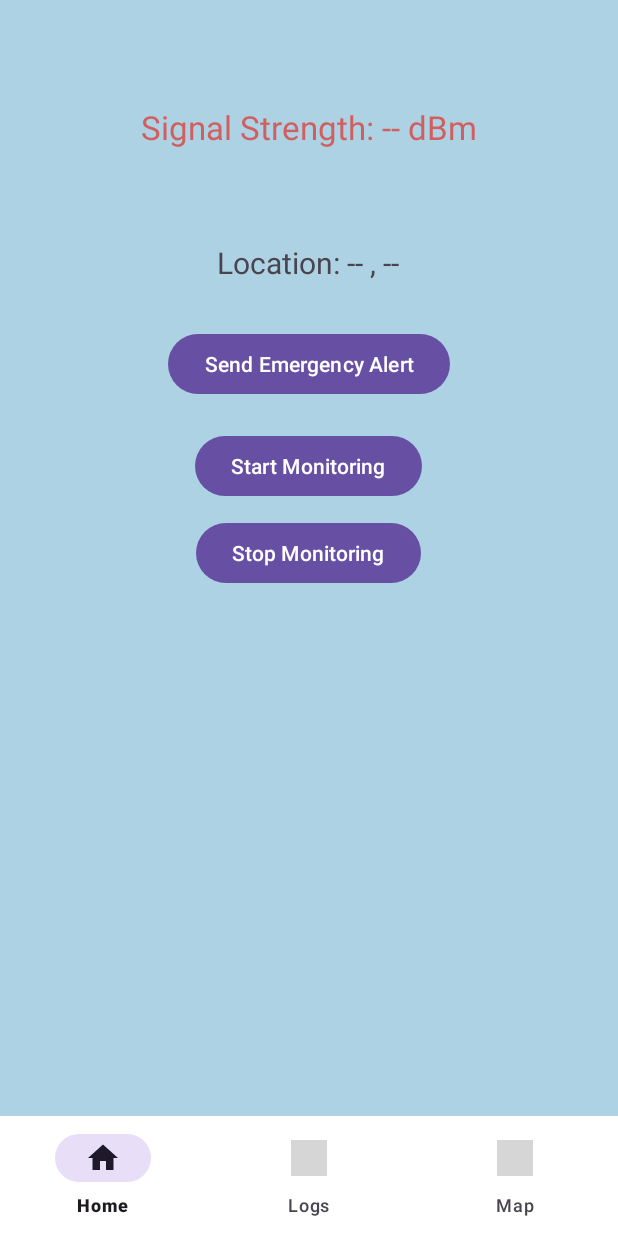
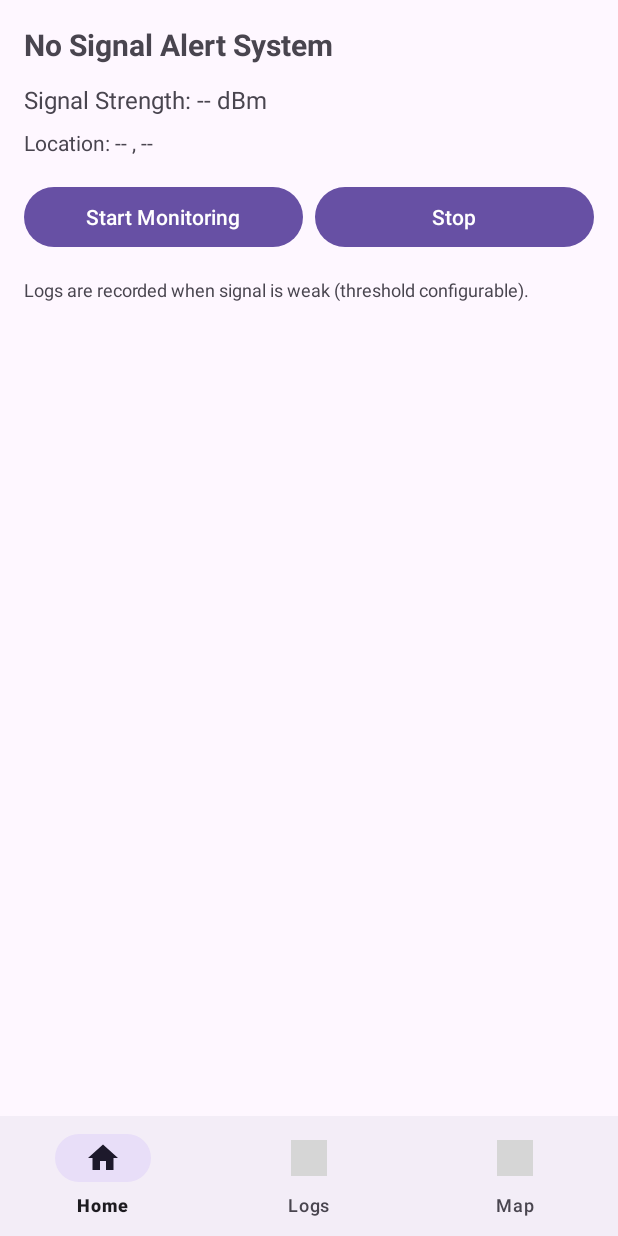
Before and after one commit to muralikrishna1729/No_Signal_Alert_System, an Android app: the screen it shows after launch (MainActivity), after a tap on "Start Monitoring", on a phone screen of 412 x 824 dp. Run offline under Robolectric (Android 15) with nearby library versions, the phone set to English and light mode, and no system bars; our stand-ins replace Room's generated code, navigation-ui; grey boxes are pictures that could not be loaded.

```diff
--- a/app/src/main/java/com/example/nosignalalertsystem/MainActivity.kt
+++ b/app/src/main/java/com/example/nosignalalertsystem/MainActivity.kt
@@ -1,21 +1,17 @@
 package com.example.nosignalalertsystem
 
+import android.os.Bundle
 import androidx.appcompat.app.AppCompatActivity
-import android.os.Bundle
 import androidx.navigation.findNavController
+import androidx.navigation.ui.setupWithNavController
 import com.google.android.material.bottomnavigation.BottomNavigationView
-import androidx.navigation.ui.setupWithNavController
+
 class MainActivity : AppCompatActivity() {
     override fun onCreate(savedInstanceState: Bundle?) {
         super.onCreate(savedInstanceState)
         setContentView(R.layout.activity_main)
-
         val navController = findNavController(R.id.nav_host_fragment)
         val bottomNav = findViewById<BottomNavigationView>(R.id.bottomNav)
         bottomNav.setupWithNavController(navController)
-        bottomNav.setOnItemSelectedListener {
-            navController.navigate(it.itemId)
-            true
-        }
     }
 }
--- a/app/src/main/java/com/example/nosignalalertsystem/ui/home/HomeFragment.kt
+++ b/app/src/main/java/com/example/nosignalalertsystem/ui/home/HomeFragment.kt
@@ -5,78 +5,72 @@ import android.content.Context
 import android.content.Intent
 import android.content.pm.PackageManager
 import android.graphics.Color
-import android.os.Build
 import android.os.Bundle
 import android.os.Looper
 import android.telephony.PhoneStateListener
 import android.telephony.SignalStrength
-import android.telephony.TelephonyCallback
 import android.telephony.TelephonyManager
 import android.view.View
 import android.widget.Button
 import android.widget.TextView
 import android.widget.Toast
 import androidx.core.app.ActivityCompat
-import androidx.core.app.NotificationCompat
 import androidx.core.content.ContextCompat
 import androidx.fragment.app.Fragment
+import androidx.lifecycle.lifecycleScope
 import com.example.nosignalalertsystem.R
+import com.example.nosignalalertsystem.data.AppDatabase
+import com.example.nosignalalertsystem.data.WeakSignalEntity
 import com.example.nosignalalertsystem.service.SignalForegroundService
 import com.example.nosignalalertsystem.utils.SignalStrengthCallback
 import com.google.android.gms.location.*
-import android.app.NotificationManager
-import android.app.Notification
-
-import androidx.lifecycle.lifecycleScope
-import com.example.nosignalalertsystem.data.AppDatabase
-import com.example.nosignalalertsystem.data.WeakSignalEntity
 import kotlinx.coroutines.launch
-
 
 class HomeFragment : Fragment(R.layout.fragment_home) {
 
     private lateinit var telephonyManager: TelephonyManager
+    private lateinit var fusedClient: FusedLocationProviderClient
+    private lateinit var locationRequest: LocationRequest
+    private lateinit var db: AppDatabase
 
-    // Location components
-    private lateinit var fusedLocationClient: FusedLocationProviderClient
+    private var lastLocationLat = 0.0
+    private var lastLocationLon = 0.0
+    private var lastLoggedTime = 0L
+    private val logCooldown = 60_000L // log once per minute
+    private var lastAlertTime = 0L
+    private val alertCooldown = 60_000L // alert once per minute
 
-    private lateinit var locationRequest: LocationRequest
+    private val PERMISSIONS = arrayOf(
+        Manifest.permission.ACCESS_FINE_LOCATION,
+        Manifest.permission.READ_PHONE_STATE
+    )
 
-    // Telephony modern callback (API 31+)
-    private var modernCallback: TelephonyCallback? = null
-    private lateinit var db: AppDatabase
-    private var lastLoggedTime = 0L
-    private val logCooldown = 60_000L // 1 minute cooldown
-
-    private var lastAlertTime = 0L
-    private val alertCooldown = 60_000 // 1 minute to prevent spam
-
-
-    // Legacy signal listener (API 26–30)
-    private val legacySignalListener = object : PhoneStateListener() {
+    // --------------------- PHONE SIGNAL LISTENER ---------------------
+    private val signalListener = object : PhoneStateListener() {
         override fun onSignalStrengthsChanged(signalStrength: SignalStrength?) {
             val dbm = SignalStrengthCallback.getDbm(signalStrength)
             updateSignalUI(dbm)
+            handleWeakSignal(dbm)
         }
     }
 
-    // GPS callback
+    // --------------------- LOCATION CALLBACK -------------------------
     private val gpsCallback = object : LocationCallback() {
         override fun onLocationResult(result: LocationResult) {
             val loc = result.lastLocation ?: return
+            lastLocationLat = loc.latitude
+            lastLocationLon = loc.longitude
             updateLocationUI(loc.latitude, loc.longitude)
         }
     }
 
     override fun onViewCreated(view: View, savedInstanceState: Bundle?) {
         super.onViewCreated(view, savedInstanceState)
+
         db = AppDatabase.getDatabase(requireContext())
+        fusedClient = LocationServices.getFusedLocationProviderClient(requireContext())
+        telephonyManager = requireContext().getSystemService(Context.TELEPHONY_SERVICE) as TelephonyManager
 
-
-        telephonyManager =
-            requireContext().getSystemService(Context.TELEPHONY_SERVICE) as TelephonyManager
-
-        fusedLocationClient = LocationServices.getFusedLocationProviderClient(requireContext())
         setupLocationRequest()
 
         view.findViewById<Button>(R.id.btnStartService).setOnClickListener {
@@ -86,150 +80,62 @@ class HomeFragment : Fragment(R.layout.fragment_home) {
         view.findViewById<Button>(R.id.btnStopService).setOnClickListener {
             stopMonitoring()
         }
-
-        requestPhonePermission()
-        requestLocationPermission()
     }
 
-    // -------------------- SIGNAL UI --------------------
-    private fun updateSignalUI(dBm: Int) {
+    // --------------------- SIGNAL UI ---------------------
+    private fun updateSignalUI(dbm: Int) {
         val tv = view?.findViewById<TextView>(R.id.tvSignal) ?: return
-        tv.text = "Signal Strength: $dBm dBm"
-
-        if (dBm <= -115) {
-            tv.setTextColor(Color.RED)
-            showWeakSignalAlert(dBm)  // ← NEW
-            saveWeakSignalLocation(dBm)  // Module 6 logging
-        } else {
-            tv.setTextColor(Color.BLACK)
-        }
+        tv.text = "Signal Strength: $dbm dBm"
+        tv.setTextColor(if (dbm <= -115) Color.RED else Color.BLACK)
     }
 
-    // -------------------- LOCATION UI --------------------
+    // --------------------- LOCATION UI ---------------------
     private fun updateLocationUI(lat: Double, lon: Double) {
         val tv = view?.findViewById<TextView>(R.id.tvLocation) ?: return
         tv.text = "Location: $lat, $lon"
     }
 
-
-
-    // -------------------- PERMISSIONS --------------------
-    private fun requestPhonePermission() {
-        if (ContextCompat.checkSelfPermission(
-                requireContext(),
-                Manifest.permission.READ_PHONE_STATE
-            ) != PackageManager.PERMISSION_GRANTED
-        ) {
-            ActivityCompat.requestPermissions(
-                requireActivity(),
-                arrayOf(Manifest.permission.READ_PHONE_STATE),
-                100
-            )
+    // ----------------------------------------------------------------
+    // PERMISSIONS
+    // ----------------------------------------------------------------
+    private fun hasPermissions(): Boolean {
+        return PERMISSIONS.all {
+            ContextCompat.checkSelfPermission(requireContext(), it) == PackageManager.PERMISSION_GRANTED
         }
     }
 
-    private fun requestLocationPermission() {
-        if (ContextCompat.checkSelfPermission(
-                requireContext(),
-                Manifest.permission.ACCESS_FINE_LOCATION
-            ) != PackageManager.PERMISSION_GRANTED
-        ) {
-            ActivityCompat.requestPermissions(
-                requireActivity(),
-                arrayOf(
-                    Manifest.permission.ACCESS_FINE_LOCATION,
-                    Manifest.permission.ACCESS_COARSE_LOCATION
-                ),
-                200
-            )
-        }
+    private fun requestPermissions() {
+        ActivityCompat.requestPermissions(requireActivity(), PERMISSIONS, 101)
     }
 
-    // -------------------- SIGNAL MONITOR --------------------
-    private fun startSignalMonitoring() {
-        if (Build.VERSION.SDK_INT >= Build.VERSION_CODES.S) {
-            modernCallback = object : TelephonyCallback(),
-                TelephonyCallback.SignalStrengthsListener {
+    // ----------------------------------------------------------------
+    // MONITORING CONTROL
+    // ----------------------------------------------------------------
+    private fun startMonitoring() {
+        if (!hasPermissions()) {
+            requestPermissions()
+            return
+        }
 
-                override fun onSignalStrengthsChanged(signalStrength: SignalStrength) {
-                    val dbm = SignalStrengthCallback.getDbm(signalStrength)
-                    updateSignalUI(dbm)
-                }
-            }
+        // Start Foreground Service
+        val intent = Intent(requireContext(), SignalForegroundService::class.java)
+        ContextCompat.startForegroundService(requireContext(), intent)
 
-            telephonyManager.registerTelephonyCallback(
-                ContextCompat.getMainExecutor(requireContext()),
-                modernCallback!!
-            )
-        } else {
-            @Suppress("DEPRECATION")
-            telephonyManager.listen(
-                legacySignalListener,
-                PhoneStateListener.LISTEN_SIGNAL_STRENGTHS
-            )
-        }
-    }
+        // Signal listener
+        telephonyManager.listen(
+            signalListener,
+            PhoneStateListener.LISTEN_SIGNAL_STRENGTHS
+        )
 
-    // -------------------- LOCATION MONITOR --------------------
-    private fun setupLocationRequest() {
-        locationRequest = LocationRequest.Builder(
-            Priority.PRIORITY_HIGH_ACCURACY,
-            3000 // every 3 seconds
-        ).build()
-    }
-
-    private fun startLocationUpdates() {
-        if (ActivityCompat.checkSelfPermission(
-                requireContext(),
-                Manifest.permission.ACCESS_FINE_LOCATION
-            ) != PackageManager.PERMISSION_GRANTED
-        ) return
-
-        fusedLocationClient.requestLocationUpdates(
-            locationRequest,
-            gpsCallback,
-            Looper.getMainLooper()
-        )
-    }
-    private fun showWeakSignalAlert(dBm: Int) {
-        val now = System.currentTimeMillis()
-
-        // Cooldown to avoid repeated alerts
-        if (now - lastAlertTime < alertCooldown) return
-        lastAlertTime = now
-
-        val notification = NotificationCompat.Builder(requireContext(), SignalForegroundService.ALERT_CHANNEL_ID)
-            .setSmallIcon(R.drawable.ic_warning)
-            .setContentTitle("Weak Signal Detected")
-            .setContentText("Signal is very weak ($dBm dBm)")
-            .setPriority(NotificationCompat.PRIORITY_HIGH)
-            .setAutoCancel(true)
-            .setDefaults(Notification.DEFAULT_SOUND or Notification.DEFAULT_VIBRATE)
-            .build()
-
-        val manager = requireContext().getSystemService(Context.NOTIFICATION_SERVICE) as NotificationManager
-        manager.notify(2002, notification)
-    }
-
-
-
-    // -------------------- START / STOP MONITORING --------------------
-    private fun startMonitoring() {
-        val intent = Intent(requireContext(), SignalForegroundService::class.java)
-
-        if (Build.VERSION.SDK_INT >= Build.VERSION_CODES.O)
-            requireContext().startForegroundService(intent)
-        else
-            requireContext().startService(intent)
+        // Location listener
+        fusedClient.requestLocationUpdates(locationRequest, gpsCallback, Looper.getMainLooper())
 
         Toast.makeText(requireContext(), "Monitoring Started", Toast.LENGTH_SHORT).show()
-
-        startSignalMonitoring()
-        startLocationUpdates()
     }
 
     private fun stopMonitoring() {
-        fusedLocationClient.removeLocationUpdates(gpsCallback)
+        telephonyManager.listen(null, PhoneStateListener.LISTEN_NONE)
+        fusedClient.removeLocationUpdates(gpsCallback)
 
         requireContext().stopService(
             Intent(requireContext(), SignalForegroundService::class.java)
@@ -238,81 +144,68 @@ class HomeFragment : Fragment(R.layout.fragment_home) {
         Toast.makeText(requireContext(), "Monitoring Stopped", Toast.LENGTH_SHORT).show()
     }
 
-    private fun saveWeakSignalLocation(dbm: Int) {
+    // --------------------- LOCATION REQUEST ---------------------
+    private fun setupLocationRequest() {
+        locationRequest = LocationRequest.Builder(
+            Priority.PRIORITY_HIGH_ACCURACY, 5000
+        ).setMinUpdateDistanceMeters(5f).build()
+    }
+
+    // ----------------------------------------------------------------
+    // WEAK SIGNAL HANDLING (ALERT + DB LOGGING)
+    // ----------------------------------------------------------------
+    private fun handleWeakSignal(dbm: Int) {
+        if (dbm > -115) return
+
+        // Notification alert once per minute
         val now = System.currentTimeMillis()
-        if (now - lastLoggedTime < logCooldown) return
-        lastLoggedTime = now
+        if (now - lastAlertTime > alertCooldown) {
+            lastAlertTime = now
+            showWeakSignalNotification(dbm)
+        }
 
-        // Use lastLocation (fast) and fall back to requestLocationUpdates if null
-        try {
-            fusedLocationClient.lastLocation
-                .addOnSuccessListener { location ->
-                    if (location != null) {
-                        val log = WeakSignalEntity(
-                            timestamp = now,
-                            dbm = dbm,
-                            latitude = location.latitude,
-                            longitude = location.longitude
-                        )
-                        // Insert asynchronously using lifecycleScope
-                        lifecycleScope.launch {
-                            db.weakSignalDao().insertLog(log)
-                        }
-
-                    } else {
-                        // If lastLocation is null, request a single update
-                        // (Optional: requestLocationUpdates and remove after one callback)
-                        // We'll request a single update using requestLocationUpdates + callback
-                        if (ActivityCompat.checkSelfPermission(
-                                requireContext(),
-                                Manifest.permission.ACCESS_FINE_LOCATION
-                            ) == PackageManager.PERMISSION_GRANTED
-                        ) {
-                            fusedLocationClient.requestLocationUpdates(
-                                locationRequest,
-                                object : LocationCallback() {
-                                    override fun onLocationResult(result: LocationResult) {
-                                        val l = result.lastLocation ?: return
-                                        val log = WeakSignalEntity(
-                                            timestamp = now,
-                                            dbm = dbm,
-                                            latitude = l.latitude,
-                                            longitude = l.longitude
-                                        )
-                                        lifecycleScope.launch {
-                                            db.weakSignalDao().insertLog(log)
-                                        }
-                                        // remove this temporary callback
-                                        fusedLocationClient.removeLocationUpdates(this)
-                                    }
-                                },
-                                Looper.getMainLooper()
-                            )
-                        }
-                    }
-                }
-                .addOnFailureListener { e ->
-                    e.printStackTrace()
-                }
-        } catch (se: SecurityException) {
-            se.printStackTrace()
+        // DB logging once per minute
+        if (now - lastLoggedTime > logCooldown) {
+            lastLoggedTime = now
+            saveWeakSignalLocation(dbm)
         }
     }
 
+    private fun showWeakSignalNotification(dbm: Int) {
+        val notif = androidx.core.app.NotificationCompat.Builder(
+            requireContext(),
+            SignalForegroundService.ALERT_CHANNEL_ID
+        )
+            .setSmallIcon(R.drawable.ic_warning)
+            .setContentTitle("Weak Signal Detected")
+            .setContentText("Signal is $dbm dBm")
+            .setPriority(androidx.core.app.NotificationCompat.PRIORITY_HIGH)
+            .setAutoCancel(true)
+            .build()
 
-    // -------------------- CLEAN UP --------------------
+        val manager =
+            requireContext().getSystemService(Context.NOTIFICATION_SERVICE) as android.app.NotificationManager
+        manager.notify(2024, notif)
+    }
+
+    // --------------------- DB LOGGING ---------------------
+    private fun saveWeakSignalLocation(dbm: Int) {
+        lifecycleScope.launch {
+            db.weakSignalDao().insertLog(
+                WeakSignalEntity(
+                    timestamp = System.currentTimeMillis(),
+                    dbm = dbm,
+                    latitude = lastLocationLat,
+                    longitude = lastLocationLon
+                )
+            )
+        }
+    }
+
+    // --------------------- CLEANUP ---------------------
     override fun onDestroyView() {
         super.onDestroyView()
-
-        fusedLocationClient.removeLocationUpdates(gpsCallback)
-
-        if (Build.VERSION.SDK_INT >= Build.VERSION_CODES.S) {
-            modernCallback?.let {
-                telephonyManager.unregisterTelephonyCallback(it)
-            }
-        } else {
-            @Suppress("DEPRECATION")
-            telephonyManager.listen(null, PhoneStateListener.LISTEN_NONE)
-        }
+        telephonyManager.listen(null, PhoneStateListener.LISTEN_NONE)
+        fusedClient.removeLocationUpdates(gpsCallback)
     }
 }
--- a/app/src/main/java/com/example/nosignalalertsystem/ui/logs/LogsFragment.kt
+++ b/app/src/main/java/com/example/nosignalalertsystem/ui/logs/LogsFragment.kt
@@ -1,13 +1,11 @@
 package com.example.nosignalalertsystem.ui.logs
 
-import android.Manifest
 import android.os.Bundle
 import android.view.LayoutInflater
 import android.view.View
 import android.view.ViewGroup
 import android.widget.Button
 import android.widget.Toast
-import androidx.core.app.ActivityCompat
 import androidx.fragment.app.Fragment
 import androidx.lifecycle.lifecycleScope
 import androidx.recyclerview.widget.LinearLayoutManager
@@ -47,7 +45,6 @@ class LogsFragment : Fragment() {
         }
 
         view.findViewById<Button>(R.id.btnExportCSV).setOnClickListener {
-            // Ensure storage write permission for older devices (we use app-specific external dir so OK)
             exportCsv()
         }
 
--- a/app/src/main/java/com/example/nosignalalertsystem/ui/maps/MapFragment.kt
+++ b/app/src/main/java/com/example/nosignalalertsystem/ui/maps/MapFragment.kt
@@ -47,7 +47,6 @@ class MapFragment : Fragment(), OnMapReadyCallback {
             val points = logs.map { LatLng(it.latitude, it.longitude) }
             val provider = HeatmapTileProvider.Builder().data(points).build()
             googleMap.addTileOverlay(TileOverlayOptions().tileProvider(provider))
-
             googleMap.moveCamera(CameraUpdateFactory.newLatLngZoom(points.first(), 13f))
         }
     }
--- a/app/src/main/res/layout/activity_main.xml
+++ b/app/src/main/res/layout/activity_main.xml
@@ -1,28 +1,27 @@
 <?xml version="1.0" encoding="utf-8"?>
 <androidx.coordinatorlayout.widget.CoordinatorLayout xmlns:android="http://schemas.android.com/apk/res/android"
     xmlns:app="http://schemas.android.com/apk/res-auto"
-    android:layout_width="match_parent"
-    android:layout_height="match_parent"
-    android:background="#ACD2E4">
+    android:layout_width="match_parent" android:layout_height="match_parent">
 
-    <fragment
-        android:id="@+id/nav_host_fragment"
-        android:name="androidx.navigation.fragment.NavHostFragment"
+    <FrameLayout
+        android:id="@+id/container"
         android:layout_width="match_parent"
-        android:layout_height="768dp"
-        app:defaultNavHost="true"
-        app:layout_anchor="@+id/nav_host_fragment"
-        app:layout_anchorGravity="center"
-        app:navGraph="@navigation/nav_graph" />
+        android:layout_height="match_parent">
+
+        <fragment
+            android:id="@+id/nav_host_fragment"
+            android:name="androidx.navigation.fragment.NavHostFragment"
+            android:layout_width="match_parent"
+            android:layout_height="match_parent"
+            app:navGraph="@navigation/nav_graph"
+            app:defaultNavHost="true" />
+    </FrameLayout>
 
     <com.google.android.material.bottomnavigation.BottomNavigationView
         android:id="@+id/bottomNav"
         android:layout_width="match_parent"
         android:layout_height="wrap_content"
-        android:layout_gravity="bottom"
-        android:background="@android:color/white"
-        app:layout_anchor="@+id/nav_host_fragment"
-        app:layout_anchorGravity="bottom|center"
-        app:menu="@menu/bottom_nav_menu" />
-
+        app:layout_anchorGravity="bottom"
+        app:menu="@menu/bottom_nav_menu"
+        android:layout_gravity="bottom"/>
 </androidx.coordinatorlayout.widget.CoordinatorLayout>
--- a/app/src/main/res/layout/fragment_home.xml
+++ b/app/src/main/res/layout/fragment_home.xml
@@ -1,55 +1,62 @@
 <?xml version="1.0" encoding="utf-8"?>
 <LinearLayout xmlns:android="http://schemas.android.com/apk/res/android"
+    android:id="@+id/home_root"
+    android:orientation="vertical"
+    android:padding="16dp"
     android:layout_width="match_parent"
-    android:layout_height="match_parent"
-    android:gravity="center_horizontal"
-    android:orientation="vertical"
-    android:padding="20dp"
-    android:visibility="visible">
+    android:layout_height="match_parent">
+
+    <TextView
+        android:id="@+id/tvAppTitle"
+        android:layout_width="match_parent"
+        android:layout_height="wrap_content"
+        android:text="No Signal Alert System"
+        android:textSize="20sp"
+        android:textStyle="bold"
+        android:paddingBottom="12dp"/>
 
     <TextView
         android:id="@+id/tvSignal"
-        android:layout_width="275dp"
+        android:layout_width="match_parent"
         android:layout_height="wrap_content"
-        android:layout_marginTop="50dp"
-        android:layout_marginBottom="50dp"
-        android:gravity="center"
         android:text="Signal Strength: -- dBm"
-        android:textColor="#D15F5F"
-        android:textSize="22sp" />
+        android:textSize="16sp"
+        android:paddingBottom="8dp"/>
 
     <TextView
         android:id="@+id/tvLocation"
-        android:layout_width="274dp"
+        android:layout_width="match_parent"
         android:layout_height="wrap_content"
-        android:layout_marginTop="12dp"
-        android:gravity="center"
         android:text="Location: -- , --"
-        android:textSize="20sp" />
+        android:textSize="14sp"
+        android:paddingBottom="16dp"/>
 
-    <Button
-        android:id="@+id/btnManualAlert"
-        android:layout_width="wrap_content"
+    <LinearLayout
+        android:layout_width="match_parent"
         android:layout_height="wrap_content"
-        android:layout_marginTop="30dp"
-        android:maxWidth="220dp"
-        android:text="Send Emergency Alert" />
+        android:orientation="horizontal">
 
         <Button
             android:id="@+id/btnStartService"
-        android:layout_width="wrap_content"
+            android:layout_width="0dp"
+            android:layout_weight="1"
             android:layout_height="wrap_content"
-        android:layout_marginTop="20dp"
-        android:rotationY="0"
             android:text="Start Monitoring" />
 
         <Button
             android:id="@+id/btnStopService"
-        android:layout_width="wrap_content"
+            android:layout_width="0dp"
+            android:layout_weight="1"
             android:layout_height="wrap_content"
-        android:layout_marginTop="10dp"
-        android:maxWidth="320dp"
-        android:maxHeight="220dp"
-        android:text="Stop Monitoring" />
+            android:text="Stop"
+            android:layout_marginStart="8dp"/>
+    </LinearLayout>
 
+    <TextView
+        android:id="@+id/tvInfo"
+        android:layout_width="match_parent"
+        android:layout_height="wrap_content"
+        android:text="Logs are recorded when signal is weak (threshold configurable)."
+        android:textSize="12sp"
+        android:paddingTop="16dp"/>
 </LinearLayout>
--- a/app/src/main/res/layout/fragment_map.xml
+++ b/app/src/main/res/layout/fragment_map.xml
@@ -1,6 +1,7 @@
 <?xml version="1.0" encoding="utf-8"?>
 <FrameLayout xmlns:android="http://schemas.android.com/apk/res/android"
     android:layout_width="match_parent" android:layout_height="match_parent">
+
     <fragment
         android:id="@+id/mapView"
         android:name="com.google.android.gms.maps.SupportMapFragment"
--- a/app/src/main/res/navigation/nav_graph.xml
+++ b/app/src/main/res/navigation/nav_graph.xml
@@ -18,5 +18,4 @@
         android:id="@+id/mapFragment"
         android:name="com.example.nosignalalertsystem.ui.map.MapFragment"
         android:label="Map" />
-
 </navigation>
```
Also changed, not shown: app/build.gradle.kts (+14 -4 lines). Lines whose indentation alone changed are shown as unchanged.
